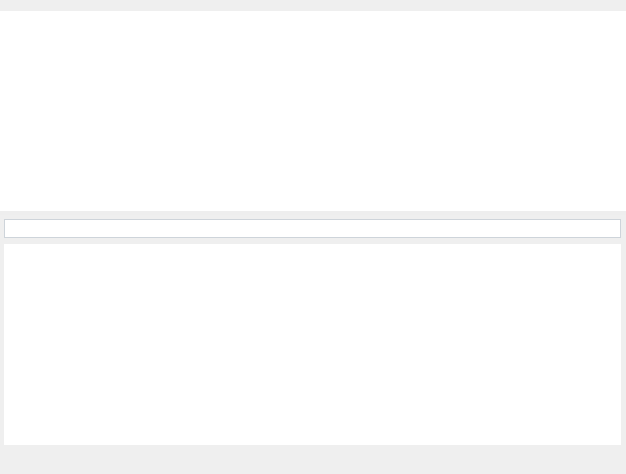
Qt form NBAdmin/TabWindow.ui (gitnitrosbase/QtAdmin) before a commit.
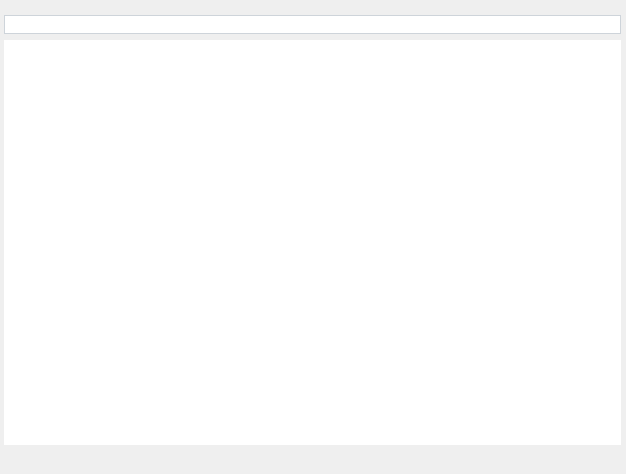
The same form after that commit. Icons and pictures are not drawn.

What changed in the file:
```diff
--- a/NBAdmin/TabWindow.ui
+++ b/NBAdmin/TabWindow.ui
@@ -89,11 +89,6 @@
      <property name="orientation">
       <enum>Qt::Vertical</enum>
      </property>
-     <widget class="QTextEdit" name="textEdit_">
-      <property name="styleSheet">
-       <string notr="true"/>
-      </property>
-     </widget>
      <widget class="QWidget" name="widget" native="true">
       <property name="styleSheet">
        <string notr="true">margin: 0;
```
Left out of the diff: 35 changed lines with no effect on the pictures.
